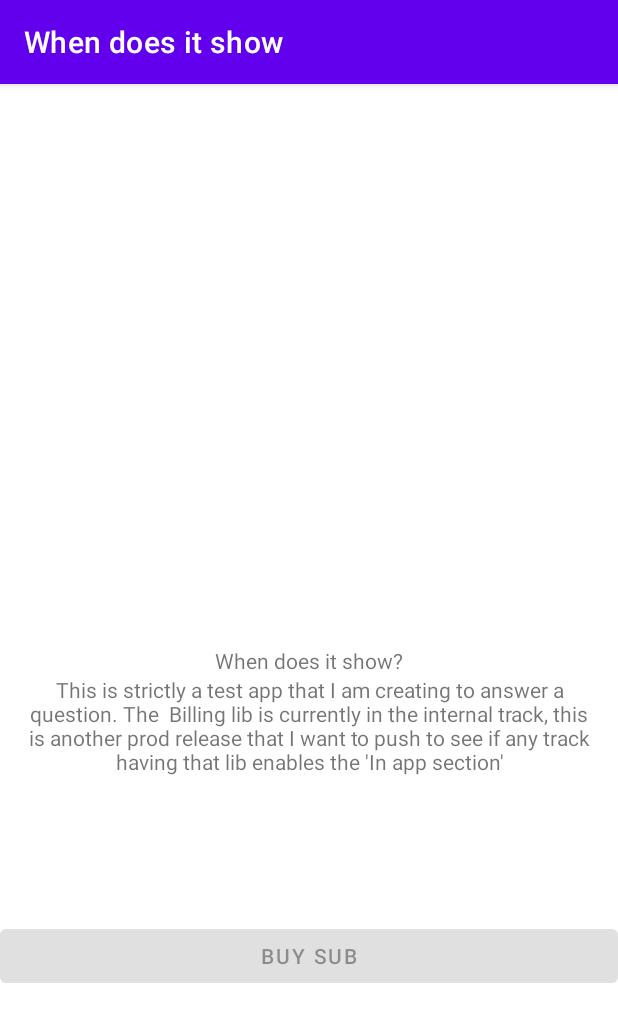
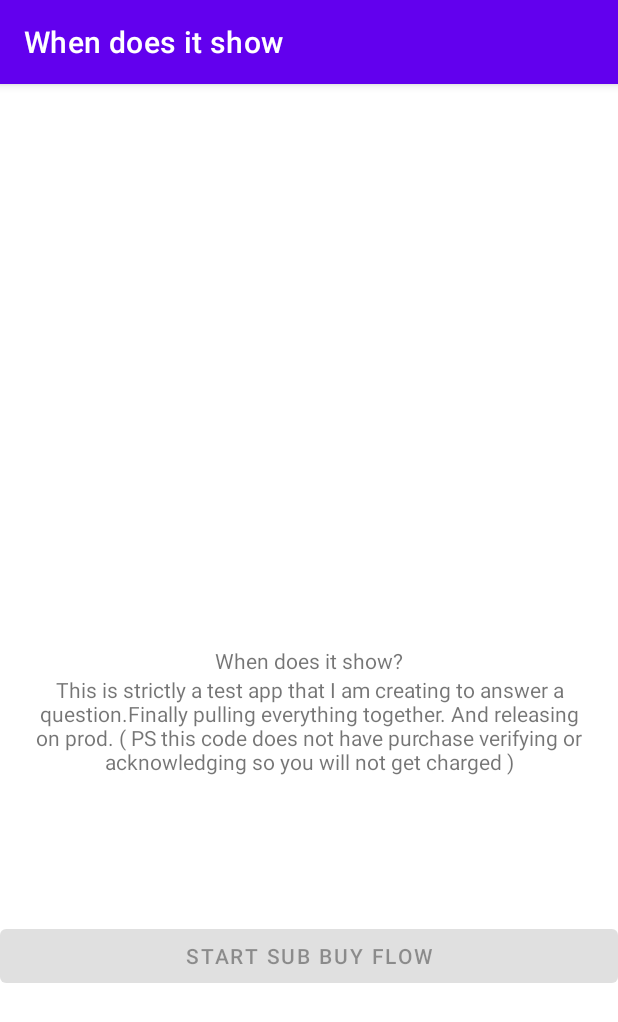
Before and after one commit to adfleshner/When-Does-it-show-, an Android app: the screen it shows after launch (MainActivity), on a phone screen of 412 x 824 dp. Shown: the top 1022 px of the screen. Run offline under Robolectric (Android 15) with nearby library versions, the phone set to English and light mode, and no system bars; libraries missing offline, so code that uses them is left out: com.android.billingclient; 3 statements that could not run were skipped.

Commit message:
Update activity_main.xml
Finally pulling it together to put it on the production track

```diff
--- a/app/src/main/res/layout/activity_main.xml
+++ b/app/src/main/res/layout/activity_main.xml
@@ -22,7 +22,7 @@
         android:layout_height="wrap_content"
         android:layout_marginStart="16dp"
         android:layout_marginEnd="16dp"
-        android:text="This is strictly a test app that I am creating to answer a question. The  Billing lib is currently in the internal track, this is another prod release that I want to push to see if any track having that lib enables the 'In app section'"
+        android:text="This is strictly a test app that I am creating to answer a question.Finally pulling everything together. And releasing on prod. ( PS this code does not have purchase verifying or acknowledging so you will not get charged )"
         app:layout_constraintBottom_toBottomOf="parent"
         app:layout_constraintEnd_toEndOf="parent"
         app:layout_constraintStart_toStartOf="parent"
@@ -38,6 +38,6 @@
         app:layout_constraintStart_toStartOf="parent"
         android:enabled="false"
         app:layout_constraintTop_toBottomOf="@+id/text1"
-        android:text="Buy sub"/>
+        android:text="Start sub buy flow"/>
 
 </androidx.constraintlayout.widget.ConstraintLayout>
```
